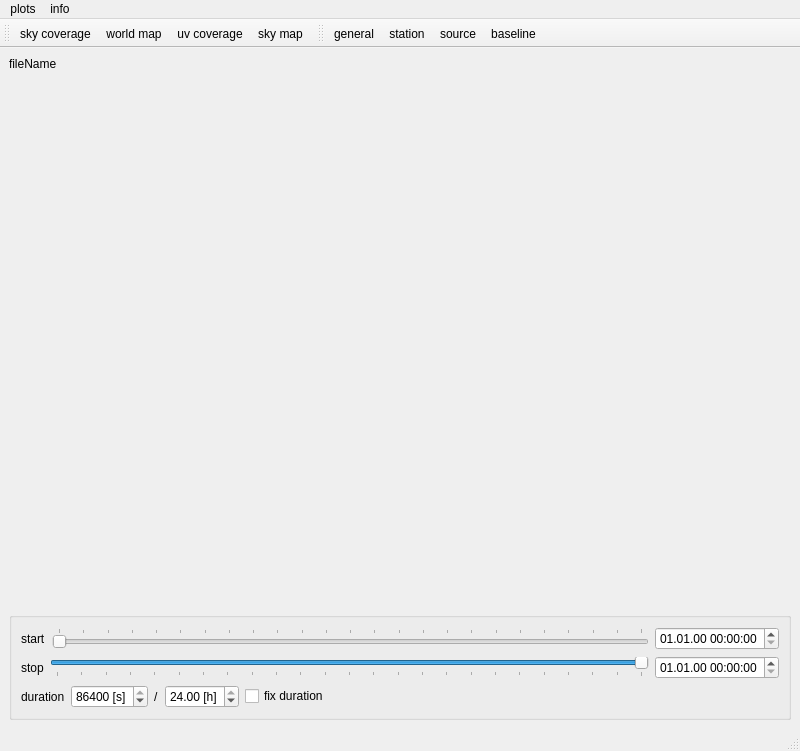
This is vieschedpp_analyser.ui in TUW-VieVS/VieSchedpp as Qt 5 draws it before an edit. The edited form follows.
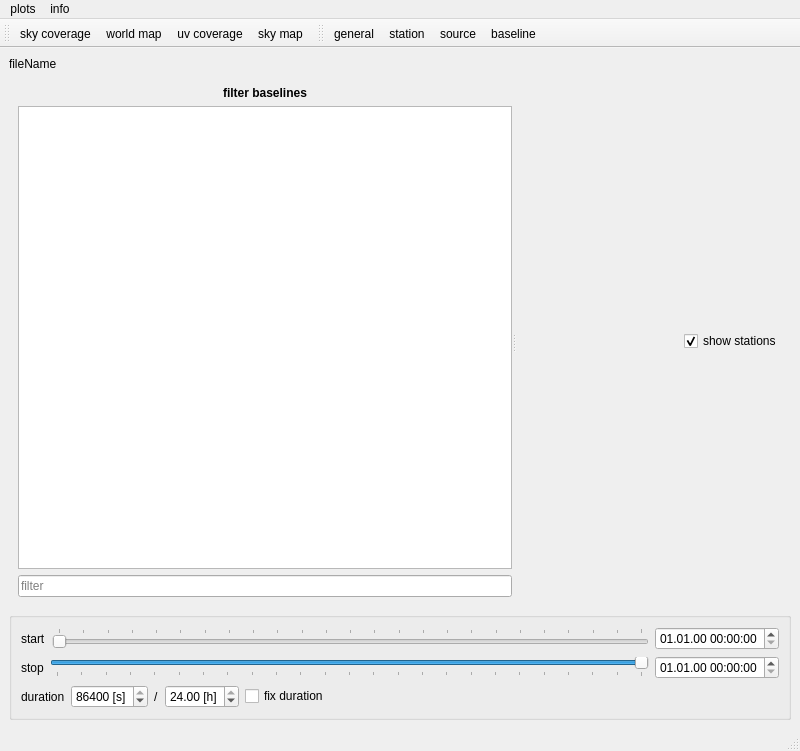
This is the edited form. The open tabs and pages were chosen to show the change. Icons and pictures are not drawn.

Commit message: baseline statistics in sched analyser

What changed in the file:
```diff
--- a/vieschedpp_analyser.ui
+++ b/vieschedpp_analyser.ui
@@ -879,7 +879,92 @@
        </layout>
       </widget>
       <widget class="QWidget" name="statistics_baseline">
-       <layout class="QVBoxLayout" name="verticalLayout_7"/>
+       <layout class="QVBoxLayout" name="verticalLayout_13">
+        <item>
+         <widget class="QSplitter" name="splitter_statistics_baseline">
+          <property name="orientation">
+           <enum>Qt::Horizontal</enum>
+          </property>
+          <widget class="QWidget" name="verticalLayoutWidget_2">
+           <layout class="QVBoxLayout" name="verticalLayout_7">
+            <item>
+             <widget class="QLabel" name="label_15">
+              <property name="styleSheet">
+               <string notr="true">font:bold</string>
+              </property>
+              <property name="text">
+               <string>filter baselines</string>
+              </property>
+              <property name="alignment">
+               <set>Qt::AlignCenter</set>
+              </property>
+             </widget>
+            </item>
+            <item>
+             <widget class="QTreeView" name="treeView_statistics_baseline">
+              <property name="mouseTracking">
+               <bool>true</bool>
+              </property>
+              <property name="editTriggers">
+               <set>QAbstractItemView::NoEditTriggers</set>
+              </property>
+              <property name="alternatingRowColors">
+               <bool>true</bool>
+              </property>
+              <property name="selectionMode">
+               <enum>QAbstractItemView::NoSelection</enum>
+              </property>
+              <property name="sortingEnabled">
+               <bool>true</bool>
+              </property>
+             </widget>
+            </item>
+            <item>
+             <widget class="QLineEdit" name="lineEdit_statistics_baseline_filter">
+              <property name="placeholderText">
+               <string>filter</string>
+              </property>
+             </widget>
+            </item>
+           </layout>
+          </widget>
+          <widget class="QWidget" name="verticalLayoutWidget_3">
+           <layout class="QVBoxLayout" name="verticalLayout_statistics_baseline">
+            <item>
+             <layout class="QHBoxLayout" name="horizontalLayout_12">
+              <item>
+               <spacer name="horizontalSpacer_4">
+                <property name="orientation">
+                 <enum>Qt::Horizontal</enum>
+                </property>
+                <property name="sizeHint" stdset="0">
+                 <size>
+                  <width>40</width>
+                  <height>20</height>
+                 </size>
+                </property>
+               </spacer>
+              </item>
+              <item>
+               <widget class="QCheckBox" name="checkBox_statistics_baseline_showStations">
+                <property name="text">
+                 <string>show stations</string>
+                </property>
+                <property name="checked">
+                 <bool>true</bool>
+                </property>
+                <property name="tristate">
+                 <bool>false</bool>
+                </property>
+               </widget>
+              </item>
+             </layout>
+            </item>
+           </layout>
+          </widget>
+         </widget>
+        </item>
+       </layout>
       </widget>
      </widget>
     </item>
```
Left out of the diff: 41 changed lines with no effect on the pictures. The commit also changes 2 other files.
